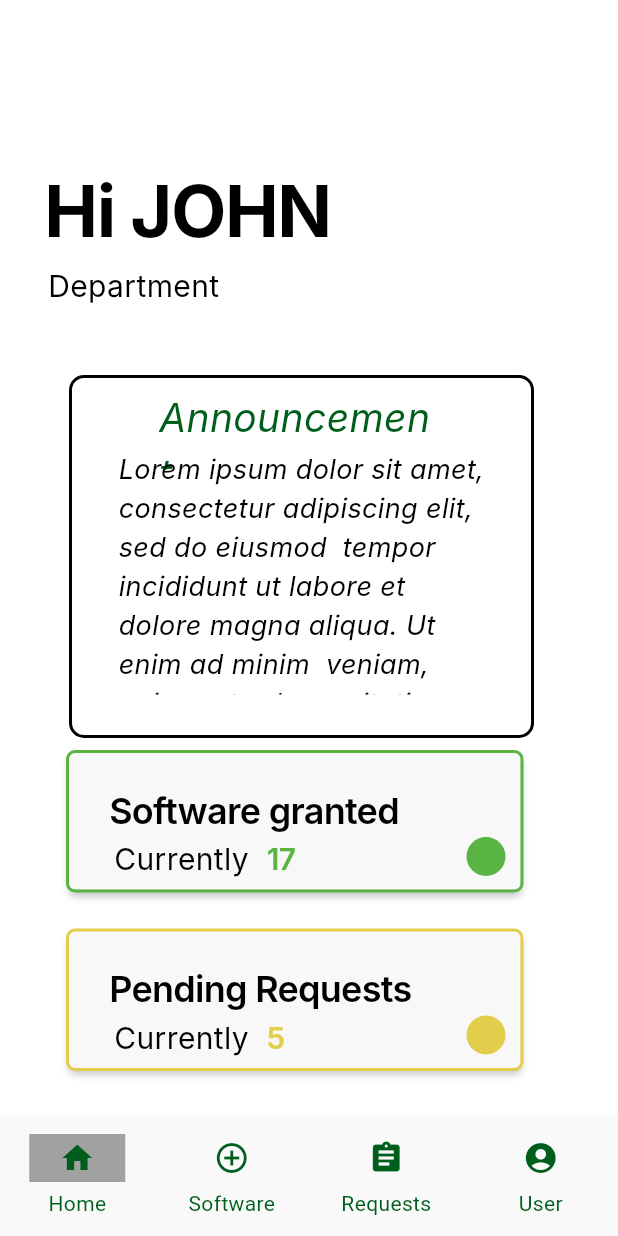
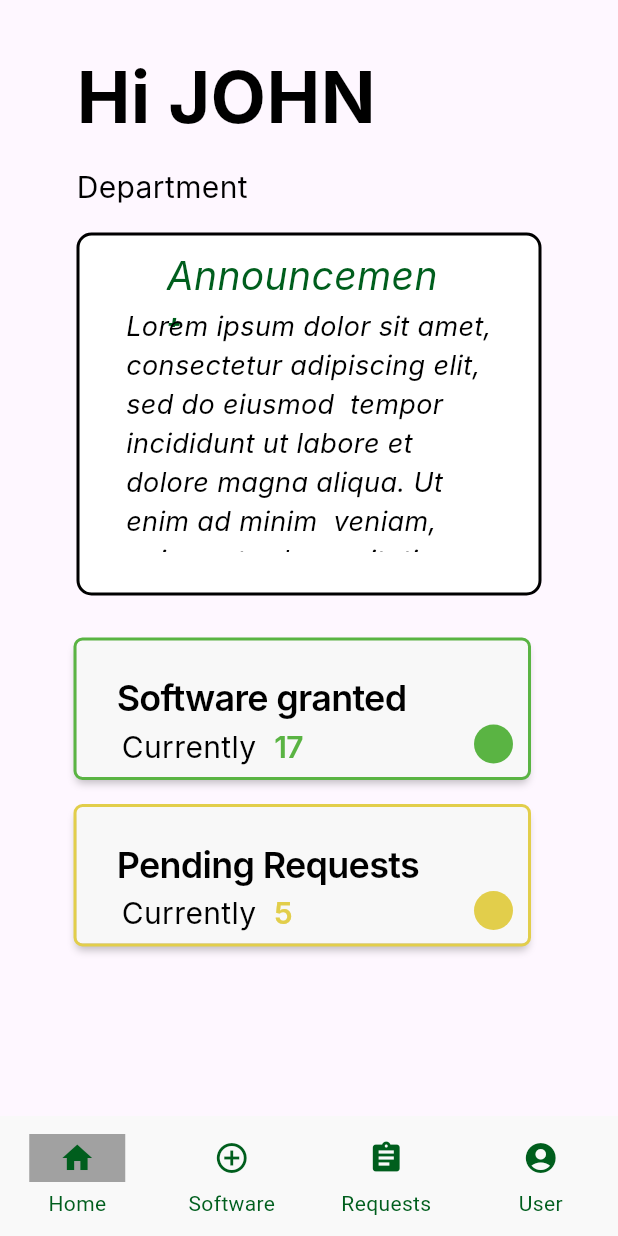
Before and after one commit to AndKlet/Autronica-Onboarding-clean, a Flutter app: the screen it shows after launch, on a phone screen of 412 x 824 dp. Run offline on Flutter 3.47's test engine with Material 3 defaults, Android fonts, the phone set to English and light mode, and no system bars; Roboto replaces fonts that are missing (Inter).

Commit message:
refactor: made positioning of elements more scalable and cleaner

```diff
--- a/frontend/autron/lib/src/screens/home.dart
+++ b/frontend/autron/lib/src/screens/home.dart
@@ -7,16 +7,14 @@ class HomeScreen extends StatelessWidget {
 
   @override
   Widget build(BuildContext context) {
-    return Container(
-      decoration: const BoxDecoration(color: Colors.white),
-      child: const Stack(
+    return Center(
+      child: Column(
+        crossAxisAlignment: CrossAxisAlignment.start,
         children: [
-          Positioned(
-            left: 30,
-            top: 140,
-            child: SizedBox(
+          Container(
             width: 200,
-              height: 50,
+            height: 60,
+            margin: const EdgeInsets.only(top: 30),
             child: Text(
               'Hi JOHN',
               style: TextStyle(
@@ -24,18 +22,13 @@ class HomeScreen extends StatelessWidget {
                 fontSize: 48,
                 fontFamily: 'Inter',
                 fontWeight: FontWeight.w700,
-                  height: 0.02,
-                  letterSpacing: -0.96,
               ),
             ),
           ),
-          ),
-          Positioned(
-            left: 32,
-            top: 190,
-            child: SizedBox(
+          Container(
             width: 127,
-              height: 20,
+            height: 25,
+            margin: const EdgeInsets.only(top: 20),
             child: Text(
               'Department',
               style: TextStyle(
@@ -43,34 +36,34 @@ class HomeScreen extends StatelessWidget {
                 fontSize: 20,
                 fontFamily: 'Inter',
                 fontWeight: FontWeight.w400,
-                  height: 0.06,
               ),
             ),
           ),
-          ),
-          Positioned(
-            left: 46,
-            top: 250,
-            child: SizedBox(
-              child: Announcement(
+          Container(
+            margin: const EdgeInsets.only(top: 20),
+            child: const Announcement(
               title: 'Announcement',
               description:
                 'Lorem ipsum dolor sit amet, consectetur adipiscing elit, sed do eiusmod  tempor incididunt ut labore et dolore magna aliqua. Ut enim ad minim  veniam, quis nostrud exercitation ullamco.',
             ),
           ),
+          Container(
+            margin: const EdgeInsets.only(top: 30),
+            child: const StatusAlert(
+              title: "Software granted",
+              value: "Currently",
+              count: 17,
+              color: Color(0xFF5AB443)
             ),
-
-
-          Positioned(
-            left: 46,
-            top: 502,
-            child: StatusAlert(title: "Software granted", value: "Currently", count: 17, color: Color(0xFF5AB443)),
           ),
-
-          Positioned(
-            left: 46,
-            top: 621,
-            child: StatusAlert(title: "Pending Requests", value: "Currently", count: 5, color: Color(0xFFE2CE4B)),
+          Container(
+            margin: const EdgeInsets.only(top: 20),
+            child: const StatusAlert(
+              title: "Pending Requests",
+              value: "Currently",
+              count: 5,
+              color: Color(0xFFE2CE4B)
+            ),
           ),
         ],
       ),
```
Lines whose indentation alone changed are shown as unchanged.
